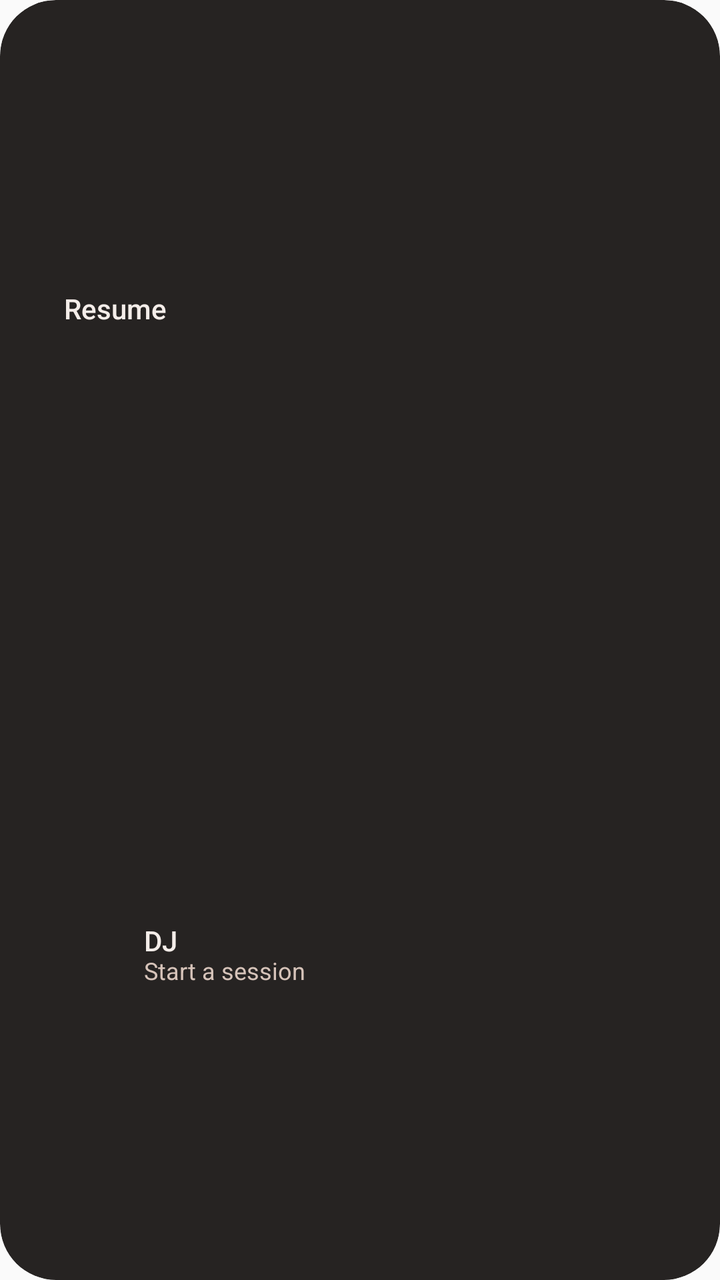
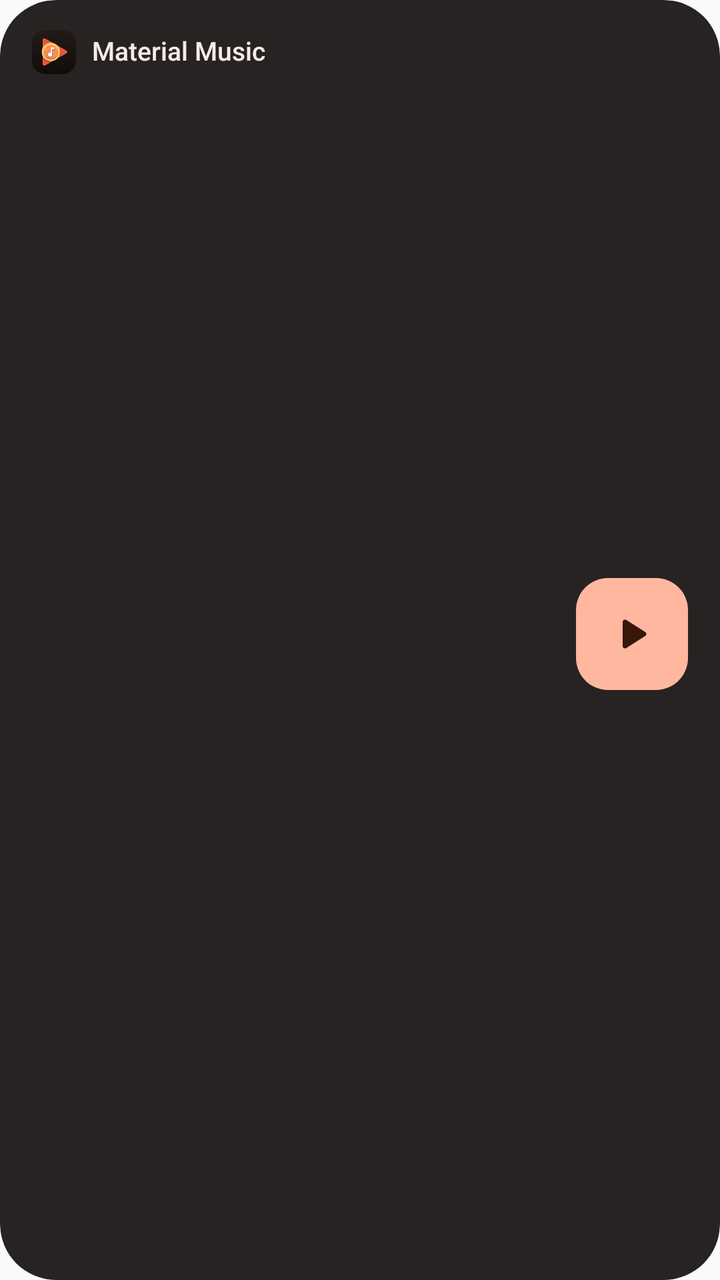

An Android layout rendered at two revisions. The XML below is the earlier revision; the diff shows what the commit changed to produce the second picture.
<!-- AndroidManifest.xml: application theme AppTheme -->
<!-- res/layout/widget_idle_cover.xml -->
<?xml version="1.0" encoding="utf-8"?>
<FrameLayout xmlns:android="http://schemas.android.com/apk/res/android"
    android:id="@android:id/background"
    android:layout_width="match_parent"
    android:layout_height="match_parent"
    android:background="@drawable/wg_shape"
    android:clipToOutline="true">

    <ImageView
        android:id="@+id/wg_bg"
        android:layout_width="match_parent"
        android:layout_height="match_parent"
        android:importantForAccessibility="no"
        android:scaleType="fitXY" />

    <LinearLayout
        android:layout_width="match_parent"
        android:layout_height="match_parent"
        android:orientation="vertical"
        android:padding="8dp">

        <LinearLayout
            android:id="@+id/wg_play"
            android:layout_width="match_parent"
            android:layout_height="0dp"
            android:layout_weight="1"
            android:gravity="center_vertical"
            android:orientation="horizontal"
            android:paddingStart="12dp"
            android:paddingEnd="12dp">

            <ImageView
                android:id="@+id/wg_art"
                android:layout_width="wrap_content"
                android:layout_height="wrap_content"
                android:importantForAccessibility="no" />

            <LinearLayout
                android:layout_width="0dp"
                android:layout_height="wrap_content"
                android:layout_marginStart="12dp"
                android:layout_weight="1"
                android:orientation="vertical">

                <TextView
                    android:id="@+id/wg_title"
                    style="@style/WgText.Medium"
                    android:text="Resume"
                    android:textSize="14dp" />

                <TextView
                    android:id="@+id/wg_sub"
                    style="@style/WgText.Muted"
                    android:textSize="12dp" />
            </LinearLayout>
        </LinearLayout>

        <FrameLayout
            android:layout_width="match_parent"
            android:layout_height="8dp" />

        <LinearLayout
            android:id="@+id/wg_dj"
            android:layout_width="match_parent"
            android:layout_height="0dp"
            android:layout_weight="1"
            android:contentDescription="@string/wg_start_dj"
            android:gravity="center_vertical"
            android:orientation="horizontal"
            android:paddingStart="12dp"
            android:paddingEnd="12dp">

            <ImageView
                android:id="@+id/wg_knob"
                android:layout_width="40dp"
                android:layout_height="40dp"
                android:importantForAccessibility="no"
                android:scaleType="fitXY" />

            <LinearLayout
                android:layout_width="0dp"
                android:layout_height="wrap_content"
                android:layout_marginStart="12dp"
                android:layout_weight="1"
                android:orientation="vertical">

                <TextView
                    android:id="@+id/wg_dj_title"
                    style="@style/WgText.Medium"
                    android:text="DJ"
                    android:textSize="14dp" />

                <TextView
                    android:id="@+id/wg_dj_sub"
                    style="@style/WgText.Muted"
                    android:text="Start a session"
                    android:textSize="12dp" />
            </LinearLayout>
        </LinearLayout>
    </LinearLayout>
</FrameLayout>
<!-- resources referenced by this layout -->
<resources>
  <!-- drawable wg_shape (drawable) -->
  <?xml version="1.0" encoding="utf-8"?>
  <shape xmlns:android="http://schemas.android.com/apk/res/android" android:shape="rectangle">
      <corners android:radius="@dimen/wg_radius" />
      <solid android:color="@color/wg_glass" />
  </shape>
  <string name="wg_start_dj">Start the DJ</string>
  <style name="WgText.Medium">
          <item name="android:fontFamily">sans-serif-medium</item>
      </style>
  <style name="WgText.Muted">
          <item name="android:textColor">@color/wg_text2</item>
      </style>
  <style name="AppTheme" parent="Theme.AppCompat.Light.DarkActionBar">
          
          <item name="colorPrimary">@color/colorPrimary</item>
          <item name="colorPrimaryDark">@color/colorPrimaryDark</item>
          <item name="colorAccent">@color/colorAccent</item>
      </style>
  <dimen name="wg_radius">28dp</dimen>
  <color name="wg_glass">#EB141110</color>
  <color name="wg_text2">#FFD6C3B9</color>
</resources>

<!-- the commit's change to res/layout/widget_idle_cover.xml (unified diff, before → after) -->
@@ -17,85 +17,77 @@
         android:layout_width="match_parent"
         android:layout_height="match_parent"
         android:orientation="vertical"
-        android:padding="8dp">
+        android:paddingStart="16dp"
+        android:paddingTop="14dp"
+        android:paddingEnd="16dp"
+        android:paddingBottom="16dp">
 
         <LinearLayout
-            android:id="@+id/wg_play"
             android:layout_width="match_parent"
-            android:layout_height="0dp"
-            android:layout_weight="1"
+            android:layout_height="24dp"
             android:gravity="center_vertical"
-            android:orientation="horizontal"
-            android:paddingStart="12dp"
-            android:paddingEnd="12dp">
+            android:orientation="horizontal">
 
             <ImageView
-                android:id="@+id/wg_art"
-                android:layout_width="wrap_content"
-                android:layout_height="wrap_content"
-                android:importantForAccessibility="no" />
+                android:layout_width="22dp"
+                android:layout_height="22dp"
+                android:importantForAccessibility="no"
+                android:scaleType="fitXY"
+                android:src="@drawable/wg_app_icon" />
 
-            <LinearLayout
+            <TextView
+                style="@style/WgI.Small"
                 android:layout_width="0dp"
-                android:layout_height="wrap_content"
-                android:layout_marginStart="12dp"
+                android:layout_marginStart="8dp"
                 android:layout_weight="1"
-                android:orientation="vertical">
-
-                <TextView
-                    android:id="@+id/wg_title"
-                    style="@style/WgText.Medium"
-                    android:text="Resume"
-                    android:textSize="14dp" />
-
-                <TextView
-                    android:id="@+id/wg_sub"
-                    style="@style/WgText.Muted"
-                    android:textSize="12dp" />
-            </LinearLayout>
+                android:text="@string/wg_brand" />
         </LinearLayout>
 
         <FrameLayout
             android:layout_width="match_parent"
-            android:layout_height="8dp" />
+            android:layout_height="0dp"
+            android:layout_weight="1" />
 
         <LinearLayout
-            android:id="@+id/wg_dj"
             android:layout_width="match_parent"
-            android:layout_height="0dp"
-            android:layout_weight="1"
-            android:contentDescription="@string/wg_start_dj"
-            android:gravity="center_vertical"
-            android:orientation="horizontal"
-            android:paddingStart="12dp"
-            android:paddingEnd="12dp">
+            android:layout_height="64dp"
+            android:gravity="bottom"
+            android:orientation="horizontal">
 
             <ImageView
-                android:id="@+id/wg_knob"
-                android:layout_width="40dp"
-                android:layout_height="40dp"
+                android:id="@+id/wg_art"
+                android:layout_width="64dp"
+                android:layout_height="64dp"
                 android:importantForAccessibility="no"
                 android:scaleType="fitXY" />
 
-            <LinearLayout
+            <FrameLayout
                 android:layout_width="0dp"
-                android:layout_height="wrap_content"
-                android:layout_marginStart="12dp"
-                android:layout_weight="1"
-                android:orientation="vertical">
+                android:layout_height="1dp"
+                android:layout_weight="1" />
 
-                <TextView
-                    android:id="@+id/wg_dj_title"
-                    style="@style/WgText.Medium"
-                    android:text="DJ"
-                    android:textSize="14dp" />
+            <FrameLayout
+                android:id="@+id/wg_play"
+                android:layout_width="56dp"
+                android:layout_height="56dp"
+                android:background="@drawable/wg_i_play"
+                android:contentDescription="@string/wg_resume">
 
-                <TextView
-                    android:id="@+id/wg_dj_sub"
-                    style="@style/WgText.Muted"
-                    android:text="Start a session"
-                    android:textSize="12dp" />
-            </LinearLayout>
+                <ImageView style="@style/WgIPlayIcon" />
+            </FrameLayout>
         </LinearLayout>
+
+        <FrameLayout
+            android:layout_width="match_parent"
+            android:layout_height="0dp"
+            android:layout_weight="1" />
+
+        <TextView
+            android:id="@+id/wg_title"
+            style="@style/WgI" />
+
+        <TextView
+            android:id="@+id/wg_sub"
+            style="@style/WgI.Sub" />
     </LinearLayout>
 </FrameLayout>
<!-- resource entries referenced after the edit -->
@@ -1,17 +1,51 @@
 <!-- resources referenced by this layout -->
 <resources>
+  <!-- drawable wg_app_icon: png bitmap (drawable-nodpi, 18548 bytes) -->
+  <!-- drawable wg_i_play (drawable) -->
+  <?xml version="1.0" encoding="utf-8"?>
+  <ripple xmlns:android="http://schemas.android.com/apk/res/android" android:color="#2939160A">
+      <item>
+          <shape android:shape="rectangle">
+              <corners android:radius="16dp" />
+              <solid android:color="@color/wg_i_primary" />
+          </shape>
+      </item>
+  </ripple>
   <!-- drawable wg_shape (drawable) -->
   <?xml version="1.0" encoding="utf-8"?>
   <shape xmlns:android="http://schemas.android.com/apk/res/android" android:shape="rectangle">
       <corners android:radius="@dimen/wg_radius" />
       <solid android:color="@color/wg_glass" />
   </shape>
-  <string name="wg_start_dj">Start the DJ</string>
-  <style name="WgText.Medium">
+  <string name="wg_brand">Material Music</string>
+  <string name="wg_resume">Resume</string>
+  <style name="WgI">
+          <item name="android:layout_width">match_parent</item>
+          <item name="android:layout_height">20dp</item>
+          <item name="android:gravity">center_vertical|start</item>
+          <item name="android:singleLine">true</item>
+          <item name="android:ellipsize">end</item>
+          <item name="android:includeFontPadding">false</item>
           <item name="android:fontFamily">sans-serif-medium</item>
+          <item name="android:textSize">14dp</item>
+          <item name="android:textColor">@color/wg_i_on</item>
       </style>
-  <style name="WgText.Muted">
-          <item name="android:textColor">@color/wg_text2</item>
+  <style name="WgI.Small">
+          <item name="android:textSize">13dp</item>
+      </style>
+  <style name="WgI.Sub">
+          <item name="android:layout_height">16dp</item>
+          <item name="android:fontFamily">sans-serif</item>
+          <item name="android:textSize">12dp</item>
+          <item name="android:textColor">@color/wg_i_onvar</item>
+      </style>
+  <style name="WgIPlayIcon">
+          <item name="android:layout_width">28dp</item>
+          <item name="android:layout_height">28dp</item>
+          <item name="android:layout_gravity">center</item>
+          <item name="android:src">@drawable/ic_wg_play</item>
+          <item name="android:tint">@color/wg_i_onprimary</item>
+          <item name="android:importantForAccessibility">no</item>
       </style>
   <style name="AppTheme" parent="Theme.AppCompat.Light.DarkActionBar">
           
@@ -19,8 +53,22 @@
           <item name="colorPrimaryDark">@color/colorPrimaryDark</item>
           <item name="colorAccent">@color/colorAccent</item>
       </style>
+  <color name="wg_i_primary">#FFFFB7A0</color>
   <dimen name="wg_radius">28dp</dimen>
   <color name="wg_glass">#EB141110</color>
-  <color name="wg_text2">#FFD6C3B9</color>
+  <color name="wg_i_on">#FFF8EBE7</color>
+  <color name="wg_i_onvar">#FFD0B8B0</color>
+  <!-- drawable ic_wg_play (drawable) -->
+  <?xml version="1.0" encoding="utf-8"?>
+  <vector xmlns:android="http://schemas.android.com/apk/res/android"
+      android:width="24dp"
+      android:height="24dp"
+      android:viewportWidth="24"
+      android:viewportHeight="24">
+      <path
+          android:fillColor="#FFFFFFFF"
+          android:pathData="M8,6.82v10.36c0,0.79 0.87,1.27 1.54,0.84l8.14,-5.18c0.62,-0.39 0.62,-1.29 0,-1.69L9.54,5.98C8.87,5.55 8,6.03 8,6.82z" />
+  </vector>
+  <color name="wg_i_onprimary">#FF39160A</color>
 </resources>
 
